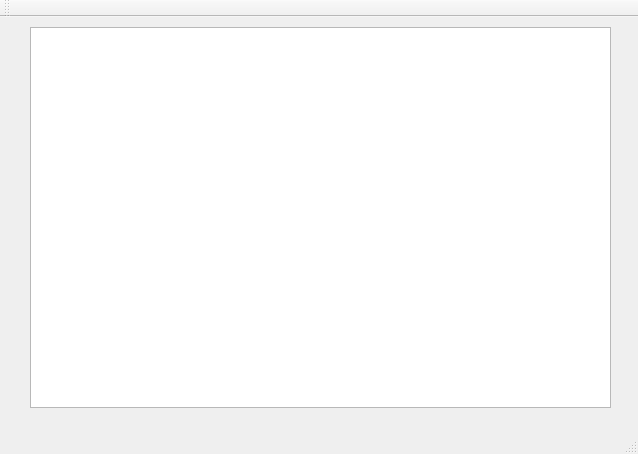
Before: the Qt Designer form mainwindow.ui in charon-cheung/QSketch, drawn with Qt 5.
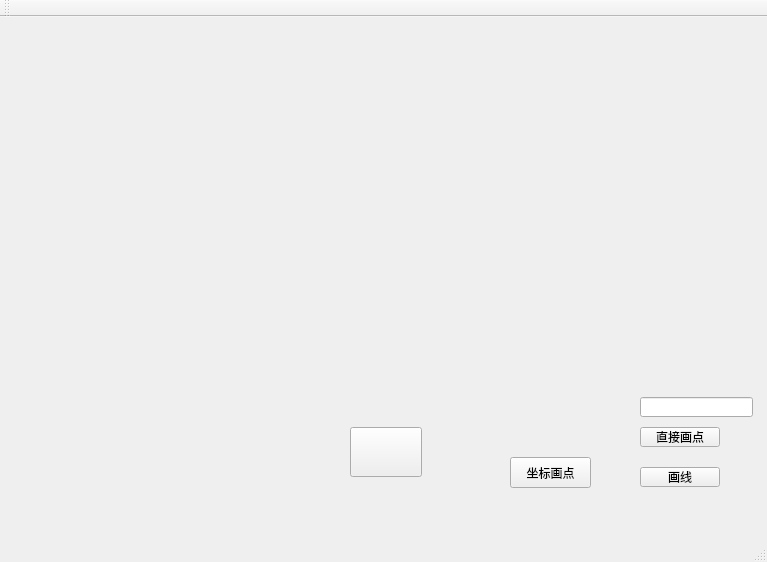
After: the same form once the commit is applied. Icons and pictures are not drawn.

```diff
--- a/mainwindow.ui
+++ b/mainwindow.ui
@@ -6,22 +6,87 @@
    <rect>
     <x>0</x>
     <y>0</y>
-    <width>638</width>
-    <height>454</height>
+    <width>767</width>
+    <height>562</height>
    </rect>
   </property>
   <property name="windowTitle">
    <string>MainWindow</string>
   </property>
   <widget class="QWidget" name="centralWidget">
-   <widget class="QGraphicsView" name="graphicsView">
+   <widget class="QPushButton" name="drawPt">
     <property name="geometry">
      <rect>
-      <x>30</x>
-      <y>10</y>
-      <width>581</width>
-      <height>381</height>
+      <x>350</x>
+      <y>410</y>
+      <width>72</width>
+      <height>50</height>
      </rect>
+    </property>
+    <property name="text">
+     <string/>
+    </property>
+    <property name="icon">
+     <iconset resource="res.qrc">
+      <normaloff>:/Shape/Shape/rectangle.png</normaloff>:/Shape/Shape/rectangle.png</iconset>
+    </property>
+    <property name="iconSize">
+     <size>
+      <width>48</width>
+      <height>48</height>
+     </size>
+    </property>
+    <property name="flat">
+     <bool>false</bool>
+    </property>
+   </widget>
+   <widget class="QPushButton" name="DrawPt">
+    <property name="geometry">
+     <rect>
+      <x>640</x>
+      <y>410</y>
+      <width>80</width>
+      <height>20</height>
+     </rect>
+    </property>
+    <property name="text">
+     <string>直接画点</string>
+    </property>
+   </widget>
+   <widget class="QLineEdit" name="lineEdit">
+    <property name="geometry">
+     <rect>
+      <x>640</x>
+      <y>380</y>
+      <width>113</width>
+      <height>20</height>
+     </rect>
+    </property>
+   </widget>
+   <widget class="QPushButton" name="DrawLine">
+    <property name="geometry">
+     <rect>
+      <x>640</x>
+      <y>450</y>
+      <width>80</width>
+      <height>20</height>
+     </rect>
+    </property>
+    <property name="text">
+     <string>画线</string>
+    </property>
+   </widget>
+   <widget class="QPushButton" name="DrawPtPos">
+    <property name="geometry">
+     <rect>
+      <x>510</x>
+      <y>440</y>
+      <width>81</width>
+      <height>31</height>
+     </rect>
+    </property>
+    <property name="text">
+     <string>坐标画点</string>
     </property>
    </widget>
   </widget>
```
Left out of the diff: 6 changed lines with no effect on the pictures.
